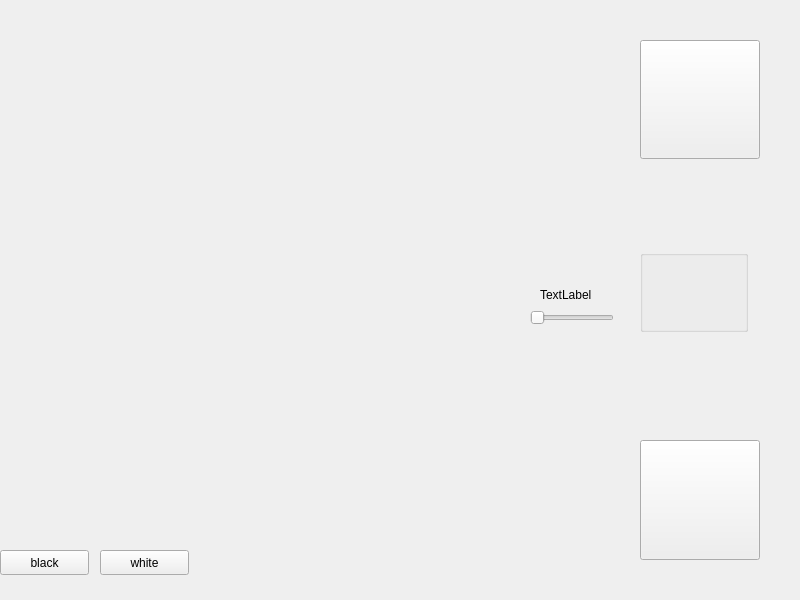
The window that pyQt/design.ui (Fr1tzler/HexatoriPy) describes before a commit, drawn with Qt 5.
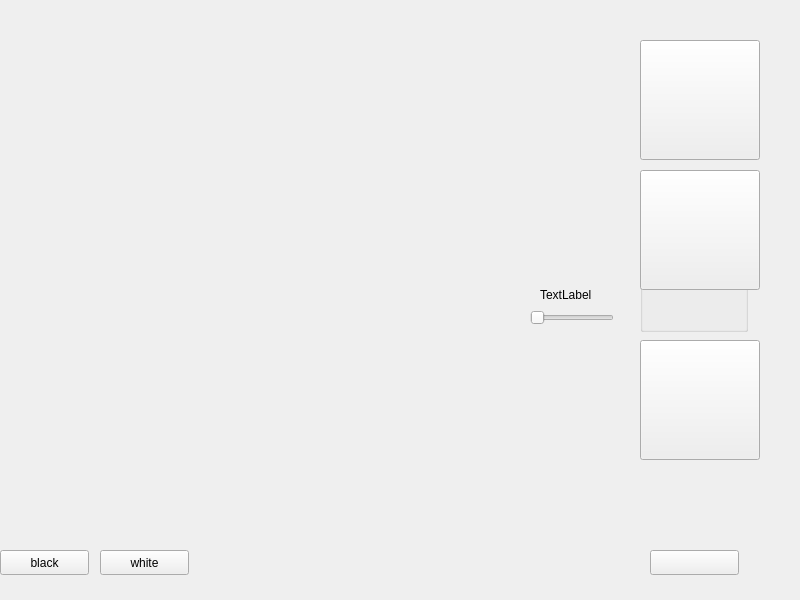
The same window after the commit.

Commit message: add undo button, minor change in field position

Diff of the .ui file:
```diff
--- a/pyQt/design.ui
+++ b/pyQt/design.ui
@@ -38,7 +38,7 @@
       <x>640</x>
       <y>40</y>
       <width>120</width>
-      <height>119</height>
+      <height>120</height>
      </rect>
     </property>
     <property name="text">
@@ -49,7 +49,7 @@
     <property name="geometry">
      <rect>
       <x>640</x>
-      <y>440</y>
+      <y>340</y>
       <width>120</width>
       <height>120</height>
      </rect>
@@ -136,6 +136,32 @@
      <enum>Qt::Horizontal</enum>
     </property>
    </widget>
+   <widget class="QPushButton" name="hintButton">
+    <property name="geometry">
+     <rect>
+      <x>640</x>
+      <y>170</y>
+      <width>120</width>
+      <height>120</height>
+     </rect>
+    </property>
+    <property name="text">
+     <string/>
+    </property>
+   </widget>
+   <widget class="QPushButton" name="undoButton">
+    <property name="geometry">
+     <rect>
+      <x>650</x>
+      <y>550</y>
+      <width>89</width>
+      <height>25</height>
+     </rect>
+    </property>
+    <property name="text">
+     <string/>
+    </property>
+   </widget>
   </widget>
   <action name="actionSet_size">
    <property name="text">
```
The commit also changes 3 other files.
